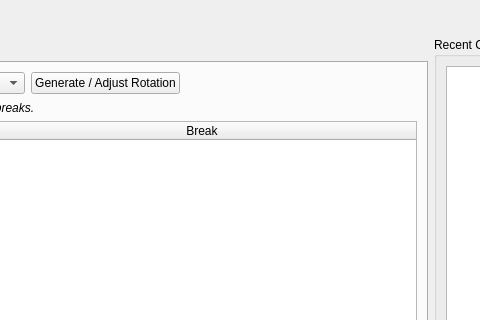
The window that ui/mainwindow.ui (akhil-kk15/UASM-Tool) describes before a commit, drawn with Qt 5; both pictures show x 583 to 1063 and y 0 to 320 of the 1360 by 720 pixel window.
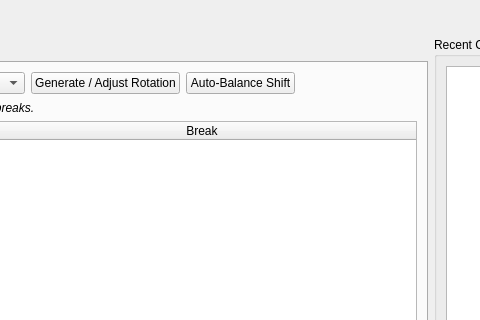
The same window after the commit. The open tabs and pages were chosen to show the change.

Commit message: Balance sample database to 70/30 game knowledge and auto-balance shifts across all 15 teams

What changed in the file:
```diff
--- a/ui/mainwindow.ui
+++ b/ui/mainwindow.ui
@@ -486,6 +486,13 @@
               </property>
              </widget>
             </item>
+            <item>
+             <widget class="QPushButton" name="autoBalanceRotationBtn">
+              <property name="text">
+               <string>Auto-Balance Shift</string>
+              </property>
+             </widget>
+            </item>
             <item>
              <spacer name="horizontalSpacer_rot">
               <property name="orientation">
```
The commit also changes 7 other files.
